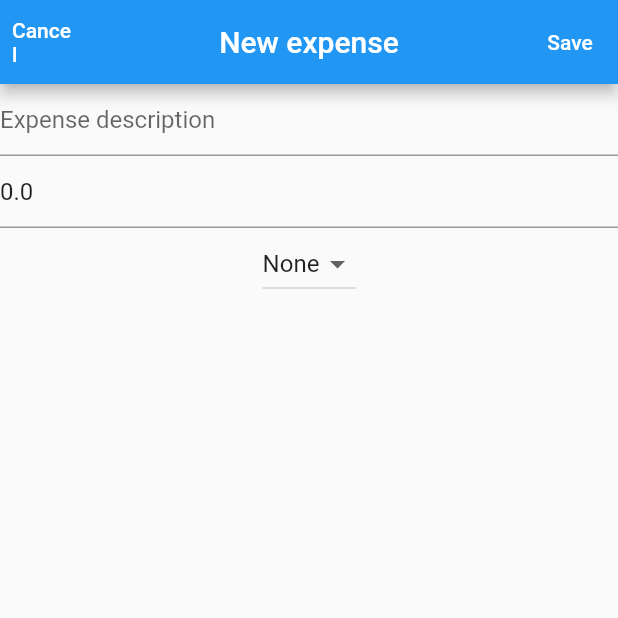
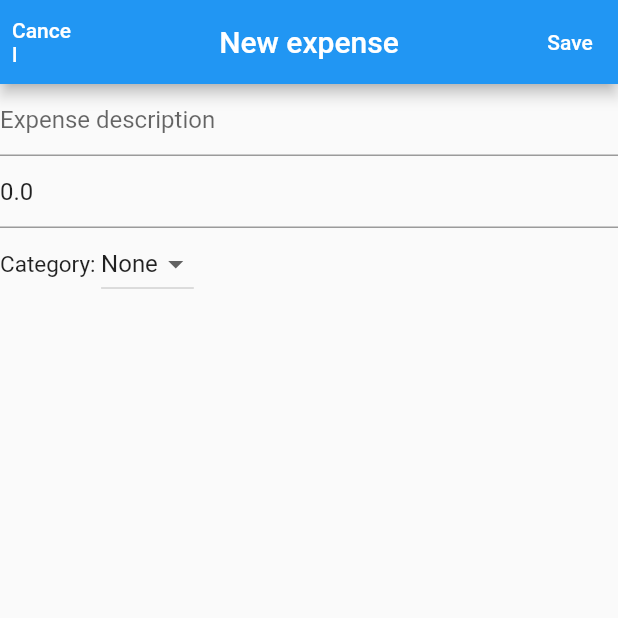
Before and after one commit to alex210501/AM4L-ExpenseTracker-MobileApplication, a Flutter app: the ExpenseForm screen opened directly with empty values, on a phone screen of 412 x 824 dp, the top half of it. Run offline on Flutter 3.47's test engine with Material 2 defaults, Android fonts, the phone set to English and light mode, and no system bars; our stand-ins replace qr_flutter; missing offline and left inert: qr_code_scanner.

```diff
--- a/lib/widgets/edit_expense_modal.dart
+++ b/lib/widgets/edit_expense_modal.dart
@@ -1,6 +1,5 @@
 import 'package:am4l_expensetracker_mobileapplication/models/categories_list_model.dart';
 import 'package:flutter/material.dart';
-import 'package:flutter/services.dart';
 
 import 'package:provider/provider.dart';
 
@@ -180,10 +179,15 @@ class _ExpenseFormState extends State<ExpenseForm> {
                     controller: _costController,
                     decoration: const InputDecoration(hintText: "Cost"),
                   ),
-                  _CategoryDropdownButton(
-                    dropdownValue: _category,
-                    onChanged: _onCategoryChanged,
-                  ),
+                  Row(
+                    children: [
+                      const Text('Category: ', style: TextStyle(fontSize: 15.0)),
+                      _CategoryDropdownButton(
+                        dropdownValue: _category,
+                        onChanged: _onCategoryChanged,
+                      ),
+                    ],
+                  )
                 ],
               ),
             ),
```
Also changed, not shown: lib/screens/expenses_screen.dart (+9 -9 lines).
